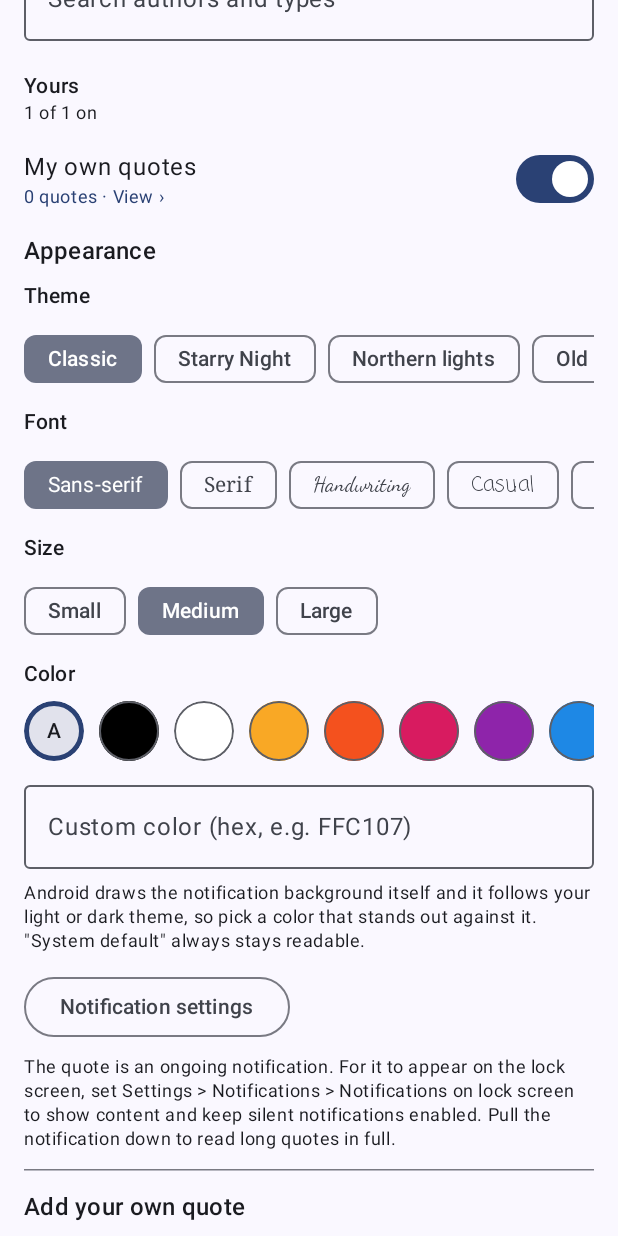
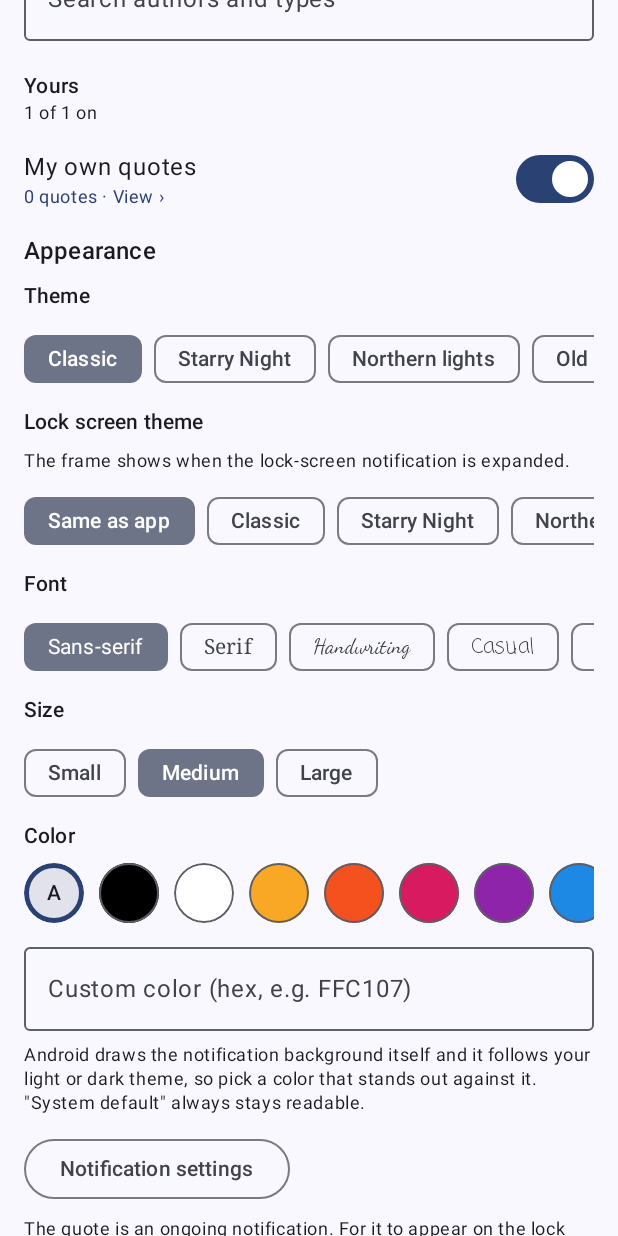
Before and after one commit to trinineba-oss/QuotesOnLock, an Android app built with Jetpack Compose: the screen it shows after launch (MainActivity), scrolled down 576 dp, on a phone screen of 412 x 824 dp. Run offline under Robolectric (Android 15) with nearby library versions, the phone set to English and light mode, and no system bars.

Commit message:
Separate theme option for the lock-screen card
Appearance gains 'Lock screen theme' (Same as app, Classic, Starry Night,
Northern lights, Old book); the notification uses it instead of the app theme
when set.

Co-Authored-By: Claude Opus 5.5 <noreply@anthropic.com>
Claude-Session: https://claude.ai/code/session_016q6twodsfjayvbptfdVEBz

```diff
--- a/app/src/main/java/com/trinineba/quotesonlock/MainActivity.kt
+++ b/app/src/main/java/com/trinineba/quotesonlock/MainActivity.kt
@@ -129,6 +129,7 @@ private fun QuotesScreen(
     var quoteFont by remember { mutableStateOf(prefs.font) }
     var quoteSize by remember { mutableStateOf(prefs.size) }
     var quoteColor by remember { mutableStateOf(prefs.textColor) }
+    var lockTheme by remember { mutableStateOf(prefs.lockTheme) }
     var hex by rememberSaveable { mutableStateOf("") }
     var categories by remember { mutableStateOf(prefs.enabledCategories) }
     var query by rememberSaveable { mutableStateOf("") }
@@ -498,6 +499,28 @@ private fun QuotesScreen(
                     }
 
 
+                    Text("Lock screen theme", style = MaterialTheme.typography.labelLarge)
+                    Text(
+                        "The frame shows when the lock-screen notification is expanded.",
+                        style = MaterialTheme.typography.bodySmall,
+                    )
+                    Row(
+                        modifier = Modifier.horizontalScroll(rememberScrollState()),
+                        horizontalArrangement = Arrangement.spacedBy(8.dp),
+                    ) {
+                        (listOf<AppTheme?>(null) + AppTheme.entries).forEach { option ->
+                            FilterChip(
+                                selected = lockTheme == option,
+                                onClick = {
+                                    prefs.lockTheme = option
+                                    lockTheme = option
+                                    refreshNotification()
+                                },
+                                label = { Text(option?.label ?: "Same as app") },
+                            )
+                        }
+                    }
+
                     Text("Font", style = MaterialTheme.typography.labelLarge)
                     Row(
                         modifier = Modifier.horizontalScroll(rememberScrollState()),
--- a/app/src/main/java/com/trinineba/quotesonlock/QuoteNotifier.kt
+++ b/app/src/main/java/com/trinineba/quotesonlock/QuoteNotifier.kt
@@ -52,13 +52,14 @@ object QuoteNotifier {
 
         val prefs = QuotePrefs(appContext)
         val style = prefs.style
+        val lockTheme = prefs.lockTheme ?: prefs.theme
         val builder = NotificationCompat.Builder(appContext, CHANNEL_ID)
             .setSmallIcon(R.drawable.ic_quote)
             .setContentTitle(quote.author ?: appContext.getString(R.string.app_name))
             .setContentText(quote.text)
             .setStyle(NotificationCompat.DecoratedCustomViewStyle())
-            .setCustomContentView(quoteView(appContext, quote, style, prefs.theme, expanded = false))
-            .setCustomBigContentView(quoteView(appContext, quote, style, prefs.theme, expanded = true))
+            .setCustomContentView(quoteView(appContext, quote, style, lockTheme, expanded = false))
+            .setCustomBigContentView(quoteView(appContext, quote, style, lockTheme, expanded = true))
             .setContentIntent(openApp)
             .setOngoing(true)
             .setOnlyAlertOnce(true)
--- a/app/src/main/java/com/trinineba/quotesonlock/QuotePrefs.kt
+++ b/app/src/main/java/com/trinineba/quotesonlock/QuotePrefs.kt
@@ -49,6 +49,15 @@ class QuotePrefs(context: Context) {
         get() = AppTheme.fromKey(prefs.getString("theme", null))
         set(value) = prefs.edit().putString("theme", value.key).apply()
 
+    /** Theme of the lock-screen card, or null to follow the app's theme. */
+    var lockTheme: AppTheme?
+        get() = prefs.getString("lock_theme", null)?.let { AppTheme.fromKey(it) }
+        set(value) {
+            val editor = prefs.edit()
+            if (value == null) editor.remove("lock_theme") else editor.putString("lock_theme", value.key)
+            editor.apply()
+        }
+
     /** Whether the Starry Night swirls / northern lights move while the app is open. */
     var animateBackground: Boolean
         get() = prefs.getBoolean("animate_background", true)
```
Also changed, not shown: 1 other file.
